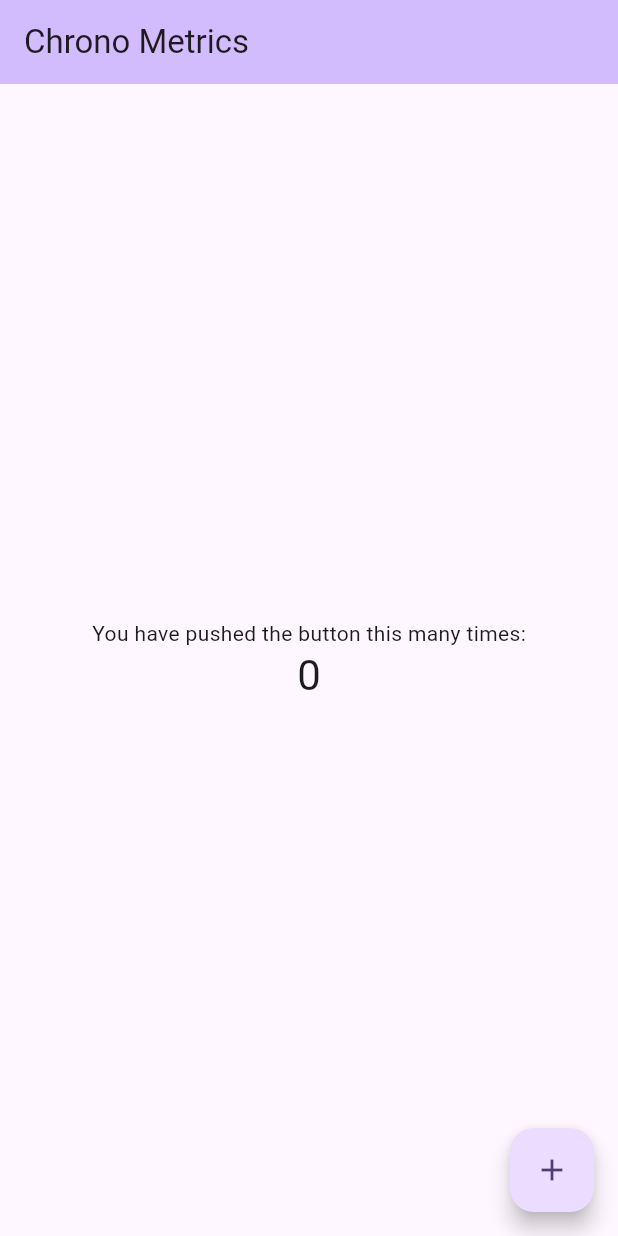
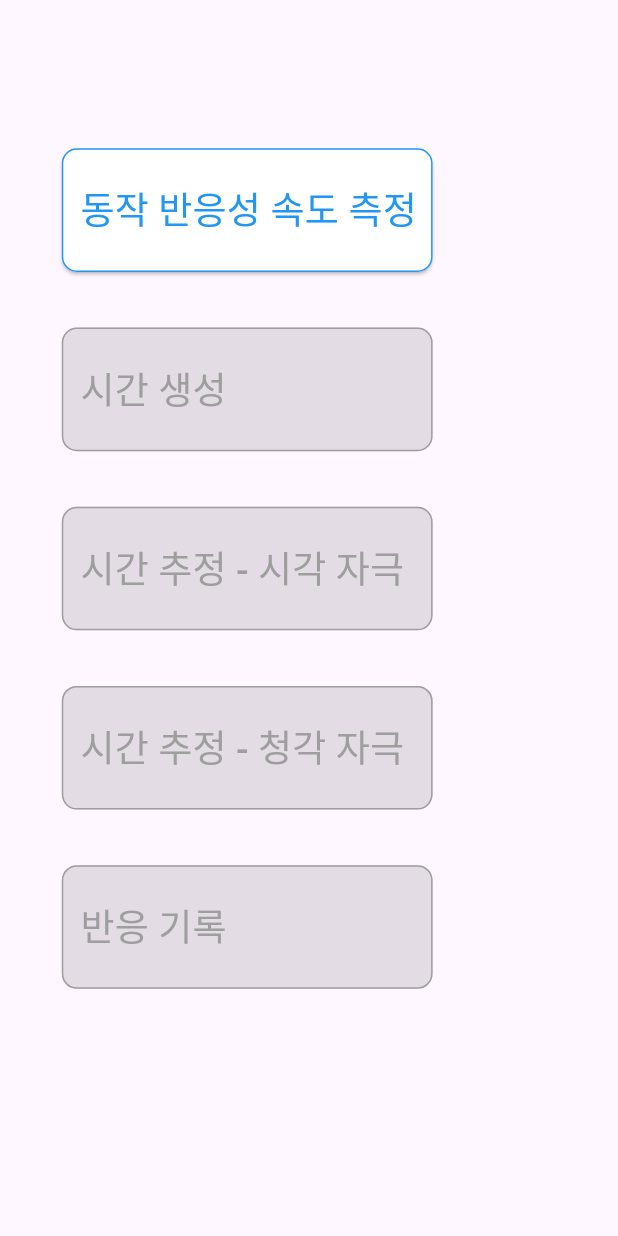
Before and after one commit to dialer77/flutter_application_chrono_metrics, a Flutter app: the screen it shows after launch, on a phone screen of 412 x 824 dp. Run offline on Flutter 3.47's test engine with Material 3 defaults, Android fonts, the phone set to English and light mode, and no system bars; missing offline and left inert: window_manager.

Commit message:
메인 메뉴 버튼 작성 및 동작반응성 테스트 페이지 추가

```diff
--- a/lib/pages/main_menu_page.dart
+++ b/lib/pages/main_menu_page.dart
@@ -1,4 +1,5 @@
 import 'package:flutter/material.dart';
+import 'reaction_test_page.dart';
 
 class MainMenuPage extends StatefulWidget {
   const MainMenuPage({super.key, required this.title});
@@ -10,39 +11,66 @@ class MainMenuPage extends StatefulWidget {
 }
 
 class _MainMenuPageState extends State<MainMenuPage> {
-  int _counter = 0;
-
-  void _incrementCounter() {
-    setState(() {
-      _counter++;
-    });
-  }
+  final List<(String, Widget?)> menuItems = [
+    ('동작 반응성 속도 측정', const ReactionTestPage()),
+    ('시간 생성', null),
+    ('시간 추정 - 시각 자극', null),
+    ('시간 추정 - 청각 자극', null),
+    ('반응 기록', null),
+  ];
 
   @override
   Widget build(BuildContext context) {
     return Scaffold(
-      appBar: AppBar(
-        backgroundColor: Theme.of(context).colorScheme.inversePrimary,
-        title: Text(widget.title),
+      body: LayoutBuilder(
+        builder: (context, constraints) {
+          return Container(
+            padding: EdgeInsets.only(
+              top: constraints.maxHeight * 0.12,
+              bottom: constraints.maxHeight * 0.2,
+              left: constraints.maxWidth * 0.1,
+              right: constraints.maxWidth * 0.1,
+            ),
+            child: Column(
+              mainAxisAlignment: MainAxisAlignment.spaceBetween,
+              children: menuItems
+                  .map((item) => _buildButton(
+                        item.$1,
+                        constraints.maxHeight * 0.1,
+                        constraints.maxWidth * 0.6,
+                        item.$2,
+                      ))
+                  .toList(),
+            ),
+          );
+        },
       ),
-      body: Center(
-        child: Column(
-          mainAxisAlignment: MainAxisAlignment.center,
-          children: <Widget>[
-            const Text(
-              'You have pushed the button this many times:',
-            ),
-            Text(
-              '$_counter',
-              style: Theme.of(context).textTheme.headlineMedium,
-            ),
-          ],
+    );
+  }
+
+  Widget _buildButton(String text, double height, double width, Widget? page) {
+    return ElevatedButton(
+      onPressed: page != null
+          ? () {
+              Navigator.push(
+                context,
+                MaterialPageRoute(builder: (context) => page),
+              );
+            }
+          : null,
+      style: ElevatedButton.styleFrom(
+        backgroundColor: Colors.white,
+        shape: RoundedRectangleBorder(
+          borderRadius: BorderRadius.circular(10),
+          side: BorderSide(color: page != null ? Colors.blue : Colors.grey),
         ),
+        fixedSize: Size(width, height),
+        alignment: Alignment.centerLeft,
+        padding: EdgeInsets.only(left: width * 0.05),
       ),
-      floatingActionButton: FloatingActionButton(
-        onPressed: _incrementCounter,
-        tooltip: 'Increment',
-        child: const Icon(Icons.add),
+      child: Text(
+        text,
+        style: TextStyle(color: page != null ? Colors.blue : Colors.grey, fontSize: height * 0.3),
       ),
     );
   }
```
Also changed, not shown: lib/pages/reaction_test_page.dart (added, +127 -0 lines).
